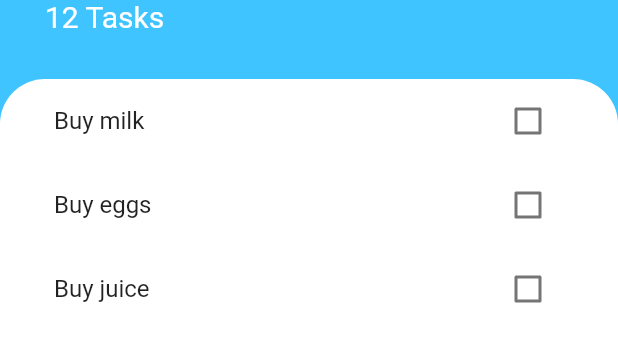
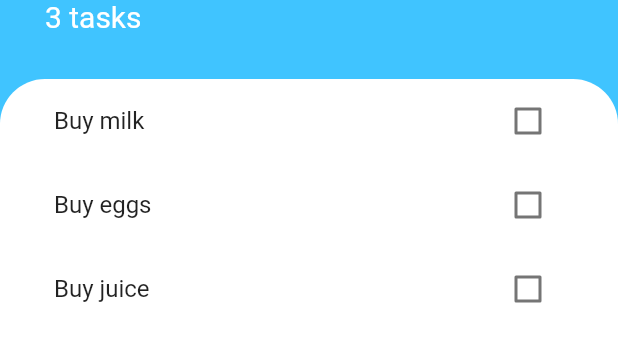
Before and after one commit to anu-rock/appbrewery-flutter-todoey, a Flutter app: the screen it shows after launch, on a phone screen of 412 x 824 dp, the part 314-676 px from its top. Run offline on Flutter 3.47's test engine with Material 2 defaults, Android fonts, the phone set to English and light mode, and no system bars.

Commit message:
Fix hardcoded task count

```diff
--- a/lib/screens/tasks_screen.dart
+++ b/lib/screens/tasks_screen.dart
@@ -76,7 +76,7 @@ class _TasksScreenState extends State<TasksScreen> {
                   ),
                 ),
                 Text(
-                  '12 Tasks',
+                  '${this.tasks.length} tasks',
                   style: TextStyle(color: Colors.white, fontSize: 20.0),
                 ),
               ],
```
